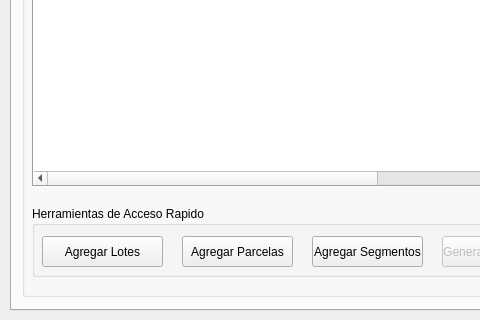
Before: the Qt Designer form ui/agrae_main.ui in franciscocontreras93/agrae, drawn with Qt 5; both pictures show x 0 to 480 and y 280 to 600 of the 800 by 600 pixel window.
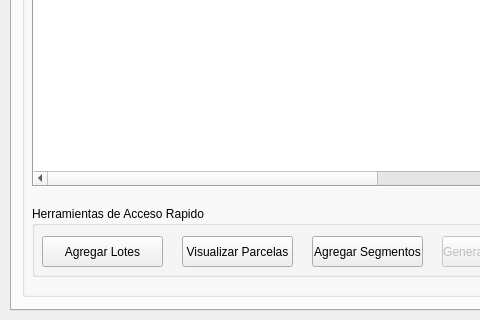
After: the same form once the commit is applied.

Patch:
```diff
--- a/ui/agrae_main.ui
+++ b/ui/agrae_main.ui
@@ -356,7 +356,7 @@
         </rect>
        </property>
        <property name="text">
-        <string>Agregar Parcelas</string>
+        <string>Visualizar Parcelas</string>
        </property>
       </widget>
       <widget class="QPushButton" name="btn_add_segmentos">
```
